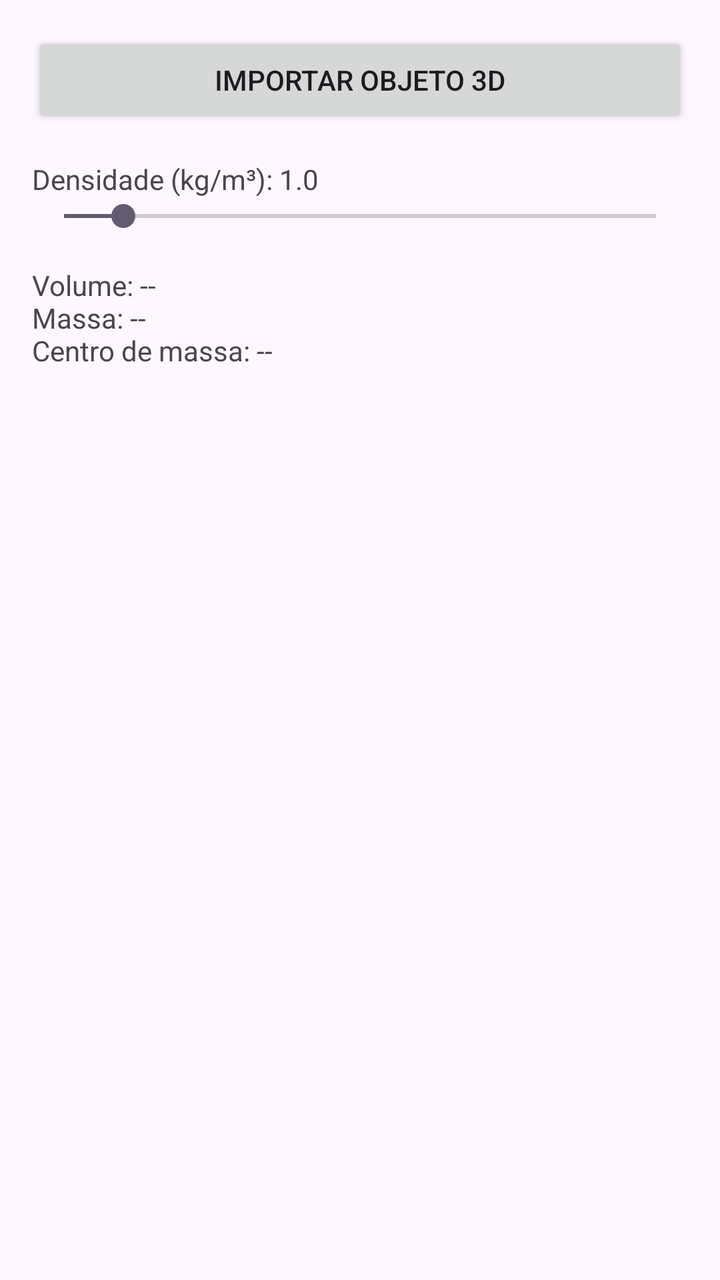
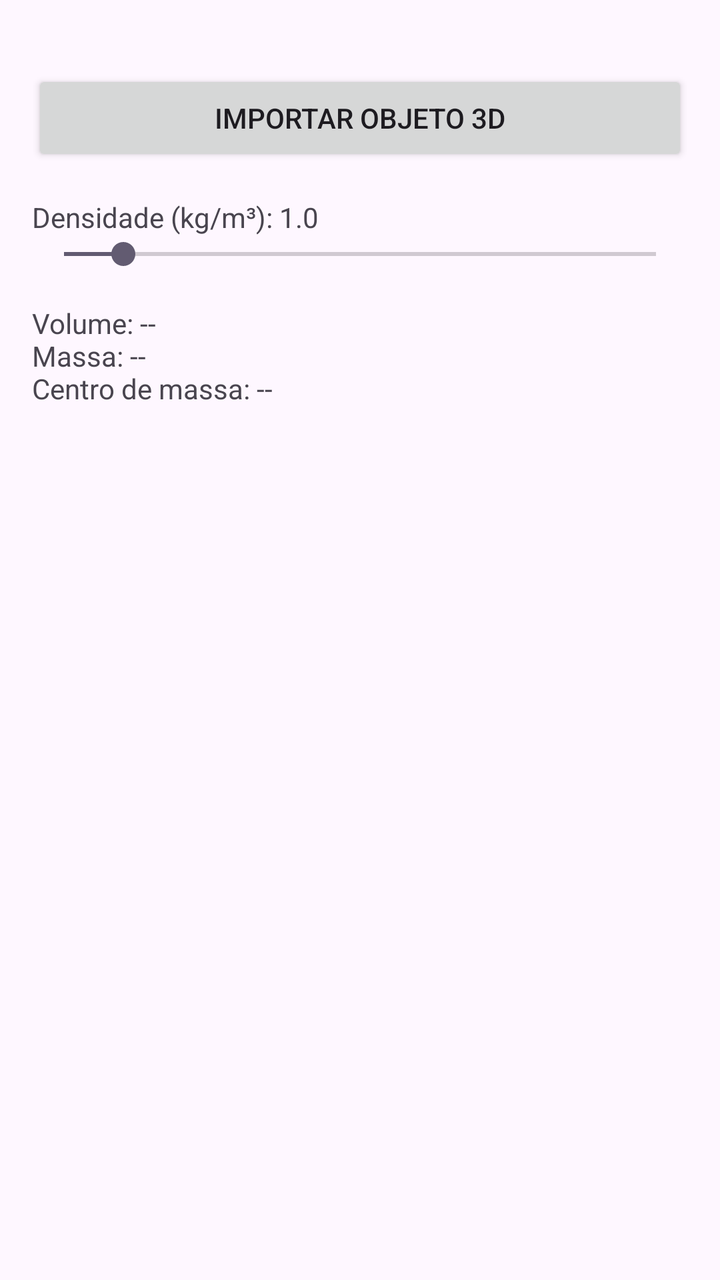

An Android layout rendered at two revisions. The XML below is the earlier revision; the diff shows what the commit changed to produce the second picture.
<!-- AndroidManifest.xml: application theme Theme.TrabalhoCalculo3 -->
<!-- res/layout/activity_main.xml -->
<?xml version="1.0" encoding="utf-8"?>
<androidx.constraintlayout.widget.ConstraintLayout xmlns:android="http://schemas.android.com/apk/res/android"
    xmlns:app="http://schemas.android.com/apk/res-auto"
    xmlns:tools="http://schemas.android.com/tools"
    android:id="@+id/main"
    android:layout_width="match_parent"
    android:layout_height="match_parent"
    tools:context=".MainActivity">

<LinearLayout xmlns:android="http://schemas.android.com/apk/res/android"
    android:layout_width="match_parent"
    android:layout_height="match_parent"
    android:orientation="vertical"
    android:padding="16dp">

    <Button
        android:id="@+id/btnImport"
        android:layout_width="match_parent"
        android:layout_height="wrap_content"
        android:text="Importar objeto 3D" />

    <TextView
        android:id="@+id/txtDensityLabel"
        android:layout_width="wrap_content"
        android:layout_height="wrap_content"
        android:layout_marginTop="16dp"
        android:text="Densidade (kg/m³): 1.0" />

    <SeekBar
        android:id="@+id/seekDensity"
        android:layout_width="match_parent"
        android:layout_height="wrap_content"
        android:max="1000"
        android:progress="100" />

    <TextView
        android:id="@+id/txtResults"
        android:layout_width="match_parent"
        android:layout_height="wrap_content"
        android:layout_marginTop="16dp"
        android:text="Volume: --\nMassa: --\nCentro de massa: --" />

</LinearLayout>

</androidx.constraintlayout.widget.ConstraintLayout>
<!-- resources referenced by this layout -->
<resources>
  <style name="Theme.TrabalhoCalculo3" parent="Base.Theme.TrabalhoCalculo3" />
  <style name="Base.Theme.TrabalhoCalculo3" parent="Theme.Material3.DayNight.NoActionBar">
          
          
      </style>
</resources>

<!-- the commit's change to res/layout/activity_main.xml (unified diff, before → after) -->
@@ -7,11 +7,16 @@
     android:layout_height="match_parent"
     tools:context=".MainActivity">
 
-<LinearLayout xmlns:android="http://schemas.android.com/apk/res/android"
+<LinearLayout
     android:layout_width="match_parent"
     android:layout_height="match_parent"
     android:orientation="vertical"
     android:padding="16dp">
+
+    <TextView
+        android:id="@+id/textImportStatus"
+        android:layout_width="match_parent"
+        android:layout_height="wrap_content" />
 
     <Button
         android:id="@+id/btnImport"
